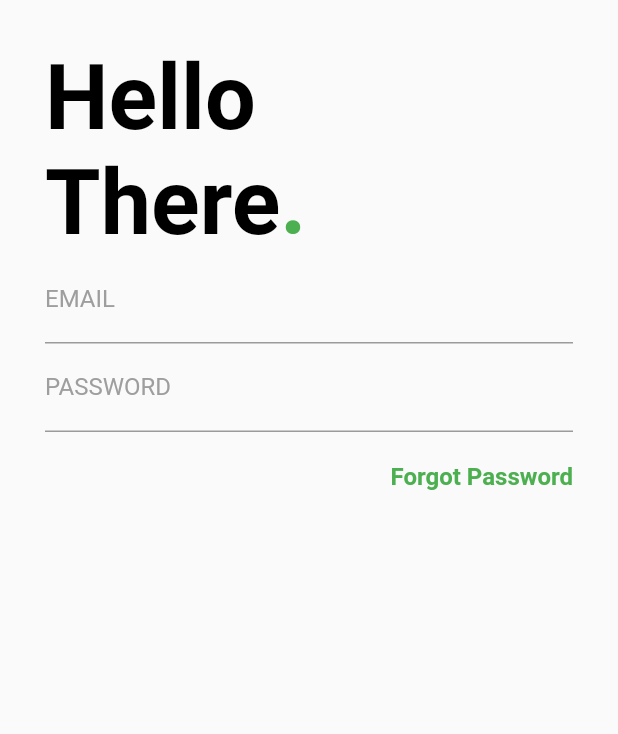
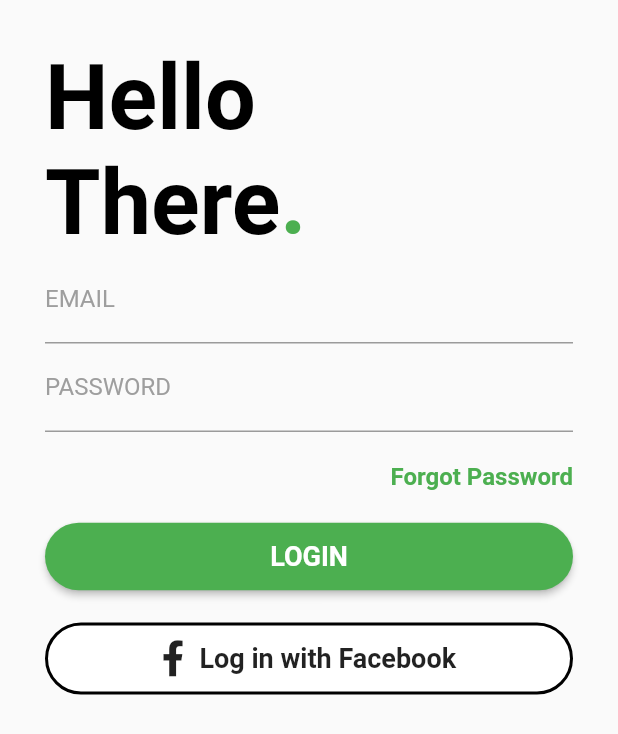
Before and after one commit to jacepm/flutter-login, a Flutter app: the screen it shows after launch, on a phone screen of 412 x 824 dp. Shown: the top 734 px of the screen. Run offline on Flutter 3.47's test engine with Material 2 defaults, Android fonts, the phone set to English and light mode, and no system bars; our stand-ins replace font_awesome_flutter; Roboto replaces fonts that are missing (Montserrat).

Commit message:
feat: add buttons

```diff
--- a/lib/main.dart
+++ b/lib/main.dart
@@ -1,4 +1,5 @@
 import 'package:flutter/material.dart';
+import 'package:font_awesome_flutter/font_awesome_flutter.dart';
 
 void main() {
   runApp(MyApp());
@@ -65,6 +66,47 @@ class _MyHomePageState extends State<MyHomePage> {
                 ),
                 onTap: () {},
               ),
+              SizedBox(height: 20.0),
+              RaisedButton(
+                padding: EdgeInsets.symmetric(vertical: 12.0),
+                child: Text(
+                  'LOGIN',
+                  style: TextStyle(
+                    color: Colors.white,
+                    fontWeight: FontWeight.bold,
+                    fontSize: 18.0,
+                  ),
+                ),
+                color: Colors.green,
+                onPressed: () {},
+                shape: RoundedRectangleBorder(
+                  borderRadius: BorderRadius.circular(30.0),
+                ),
+              ),
+              SizedBox(height: 20.0),
+              FlatButton(
+                padding: EdgeInsets.symmetric(vertical: 12.0),
+                child: Row(
+                  mainAxisAlignment: MainAxisAlignment.center,
+                  children: <Widget>[
+                    FaIcon(FontAwesomeIcons.facebookF),
+                    SizedBox(width: 10.0),
+                    Text(
+                      'Log in with Facebook',
+                      style: TextStyle(
+                        fontWeight: FontWeight.bold,
+                        fontSize: 18.0,
+                      ),
+                    ),
+                  ],
+                ),
+                color: Colors.white,
+                onPressed: () {},
+                shape: RoundedRectangleBorder(
+                  borderRadius: BorderRadius.circular(30.0),
+                  side: BorderSide(color: Colors.black, width: 2.0),
+                ),
+              ),
             ],
           ),
         ),
```
